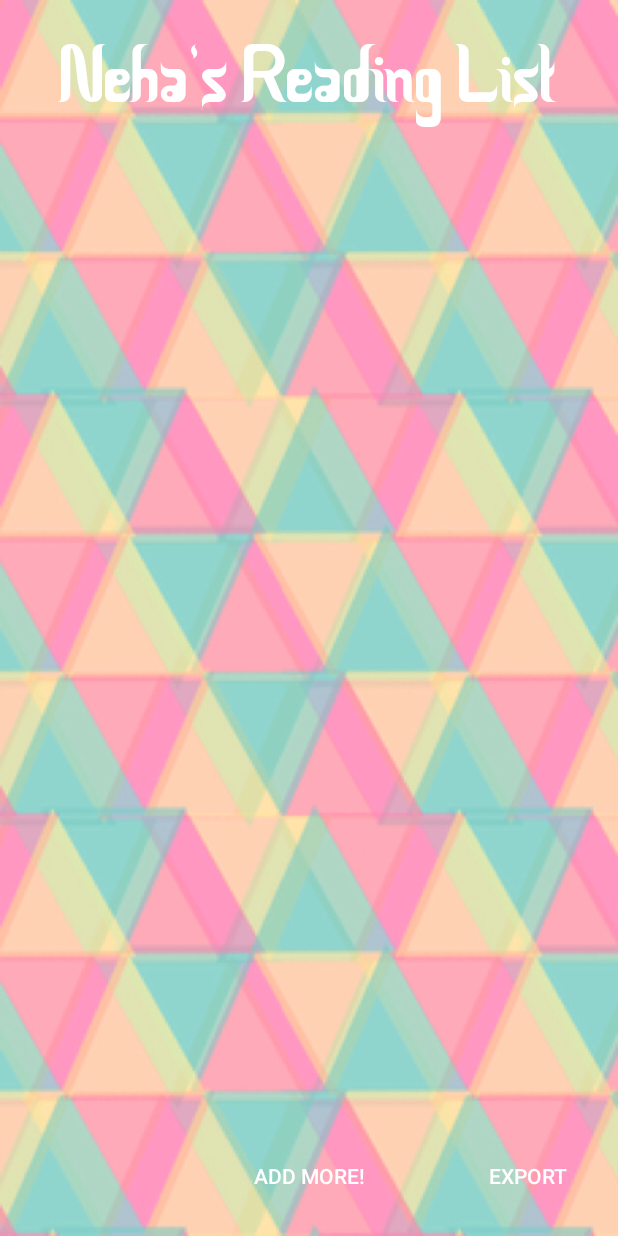
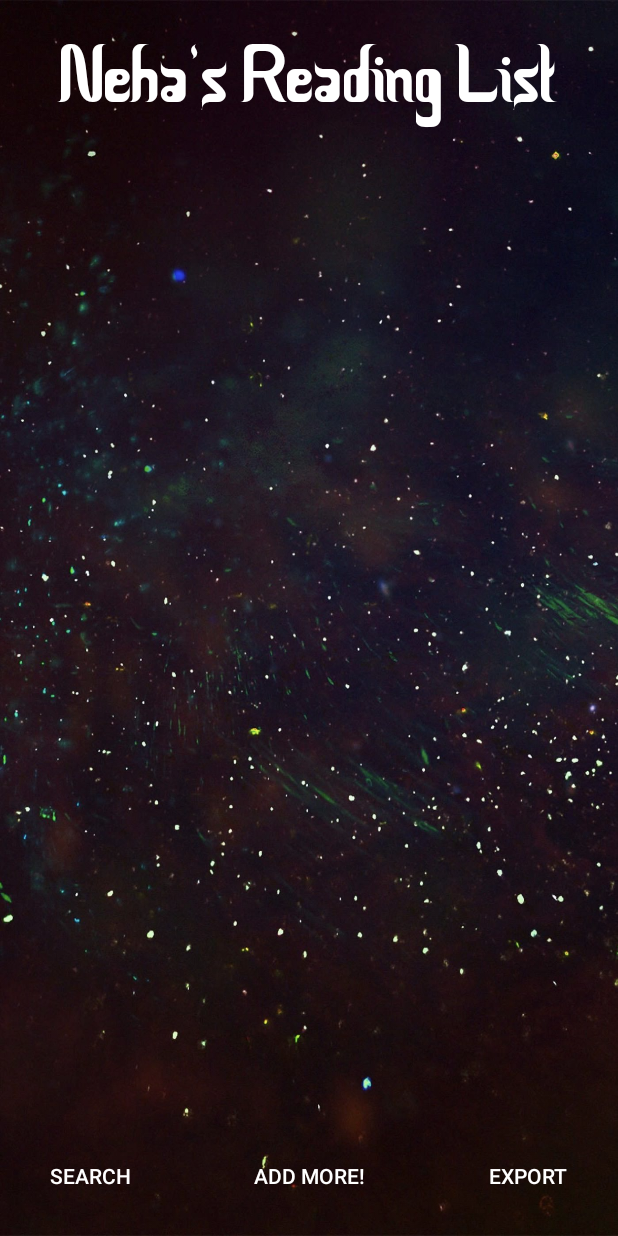
Before and after one commit to nehamakhija/to-read, an Android app: the screen it shows after launch (MainActivity), after a tap on "EXPORT", on a phone screen of 412 x 824 dp. Run offline under Robolectric (Android 15) with nearby library versions, the phone set to English and light mode, and no system bars; 2 statements that could not run were skipped.

Commit message:
Search feature added

```diff
--- a/app/build.gradle
+++ b/app/build.gradle
@@ -25,5 +25,6 @@ dependencies {
         exclude group: 'com.android.support', module: 'support-annotations'
     })
     compile 'com.android.support:appcompat-v7:25.1.1'
+    compile 'com.android.support.constraint:constraint-layout:+'
     testCompile 'junit:junit:4.12'
 }
--- a/app/src/main/AndroidManifest.xml
+++ b/app/src/main/AndroidManifest.xml
@@ -18,6 +18,7 @@
                 <category android:name="android.intent.category.LAUNCHER" />
             </intent-filter>
         </activity>
+
         <provider
             android:name="android.support.v4.content.FileProvider"
             android:authorities="com.example.neham.to_read.fileprovider"
@@ -27,5 +28,9 @@
                 android:name="android.support.FILE_PROVIDER_PATHS"
                 android:resource="@xml/filepaths" />
         </provider>
+
+        <activity android:name=".AddBook"></activity>
+        <activity android:name=".SearchActivity"></activity>
     </application>
+
 </manifest>
--- a/app/src/main/java/com/example/neham/to_read/MainActivity.java
+++ b/app/src/main/java/com/example/neham/to_read/MainActivity.java
@@ -177,6 +177,14 @@ public class MainActivity extends AppCompatActivity {
 
     }
 
+    public void searchDb(View view) {
+
+        //move to search activity
+        Intent intent = new Intent(this, SearchActivity.class);
+        intent.addFlags(Intent.FLAG_ACTIVITY_NO_ANIMATION);
+        startActivity(intent);
+
+    }
     public void updateUI(){
 
         //updates the list to get books from db,and formats it
--- a/app/src/main/res/layout/activity_main.xml
+++ b/app/src/main/res/layout/activity_main.xml
@@ -4,7 +4,7 @@
     android:id="@+id/activity_main"
     android:layout_width="match_parent"
     android:layout_height="match_parent"
-    android:background="@drawable/pasteltri"
+    android:background="@drawable/sparkle"
     android:paddingBottom="@dimen/activity_vertical_margin"
     android:paddingLeft="@dimen/activity_horizontal_margin"
     android:paddingRight="@dimen/activity_horizontal_margin"
@@ -32,6 +32,17 @@
         android:layout_above="@+id/addBookButton" />
 
     <Button
+        android:id="@+id/searchButton"
+        android:layout_width="wrap_content"
+        android:layout_height="wrap_content"
+        android:layout_alignParentBottom="true"
+        android:layout_alignParentLeft="true"
+        android:layout_alignParentStart="true"
+        android:onClick="searchDb"
+        android:background="@color/Transparent"
+        android:text="@string/search_button" />
+
+    <Button
         android:id="@+id/addBookButton"
         android:layout_width="wrap_content"
         android:layout_height="wrap_content"
--- a/app/src/main/res/values/strings.xml
+++ b/app/src/main/res/values/strings.xml
@@ -3,6 +3,7 @@
     <string name="app_title">Neha\'s Reading List</string>
     <string name="add_book_button">add more!</string>
     <string name="export_db_button">export</string>
+    <string name="search_button">search</string>
     <string name="book_title">Title?</string>
     <string name="book_author">Author?</string>
     <string name="book_desc">Describe it?</string>
```
Also changed, not shown: app/src/main/java/com/example/neham/to_read/SearchActivity.java (added, +120 -0 lines), app/src/main/res/layout/activity_search.xml (added, +30 -0 lines), app/src/main/res/drawable/pasteltri.jpg (deleted), app/src/main/res/drawable/sparkle.jpg (added).
